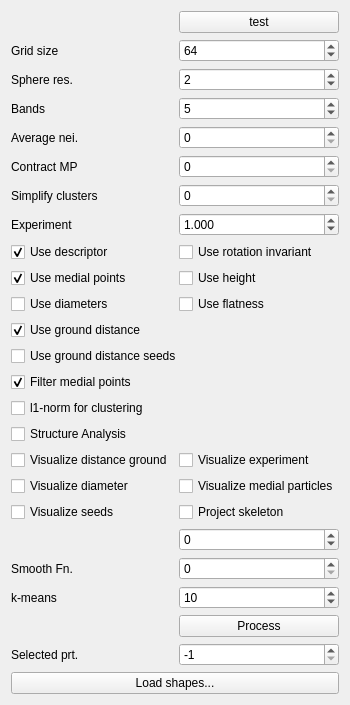
First picture: the form in particles/particles-widget.ui, repository ialhashim/ddtt-dev, before the edit.
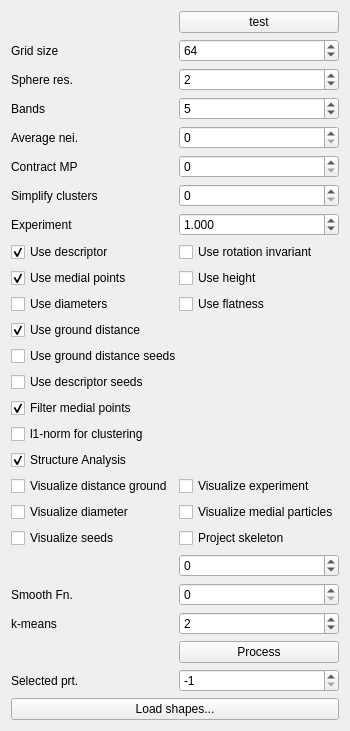
Second picture: the form after the edit.

Commit message: [particles] convex decomposition experiment.

```diff
--- a/particles/particles-widget.ui
+++ b/particles/particles-widget.ui
@@ -7,7 +7,7 @@
     <x>0</x>
     <y>0</y>
     <width>306</width>
-    <height>667</height>
+    <height>685</height>
    </rect>
   </property>
   <property name="windowTitle">
@@ -148,7 +148,7 @@
       <number>100000</number>
      </property>
      <property name="value">
-      <number>10</number>
+      <number>2</number>
      </property>
     </widget>
    </item>
@@ -283,6 +283,9 @@
      <property name="text">
       <string>Structure Analysis</string>
      </property>
+     <property name="checked">
+      <bool>true</bool>
+     </property>
     </widget>
    </item>
    <item row="23" column="1">
@@ -363,6 +366,13 @@
      </property>
     </widget>
    </item>
+   <item row="16" column="0">
+    <widget class="QCheckBox" name="useDescSeed">
+     <property name="text">
+      <string>Use descriptor seeds</string>
+     </property>
+    </widget>
+   </item>
   </layout>
  </widget>
  <resources/>
```
Left out of the diff: 3 changed lines with no effect on the pictures. The commit also changes 10 other files.
